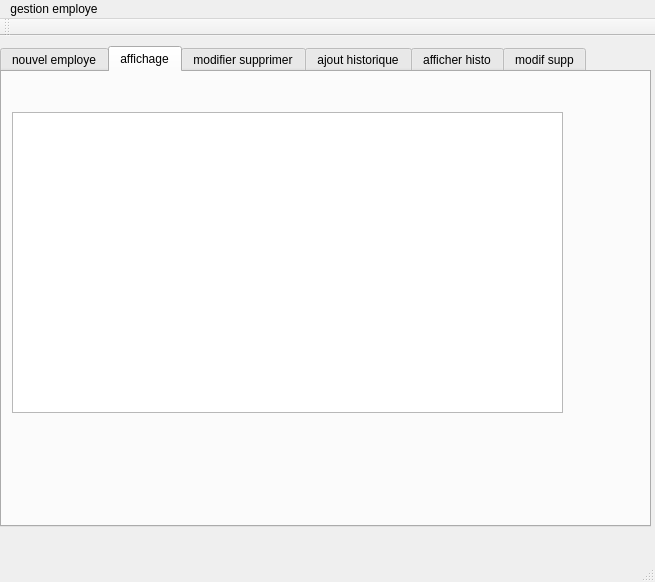
The window that mainwindow.ui (khaledg4g/print-office-c-) describes before a commit, drawn with Qt 5.
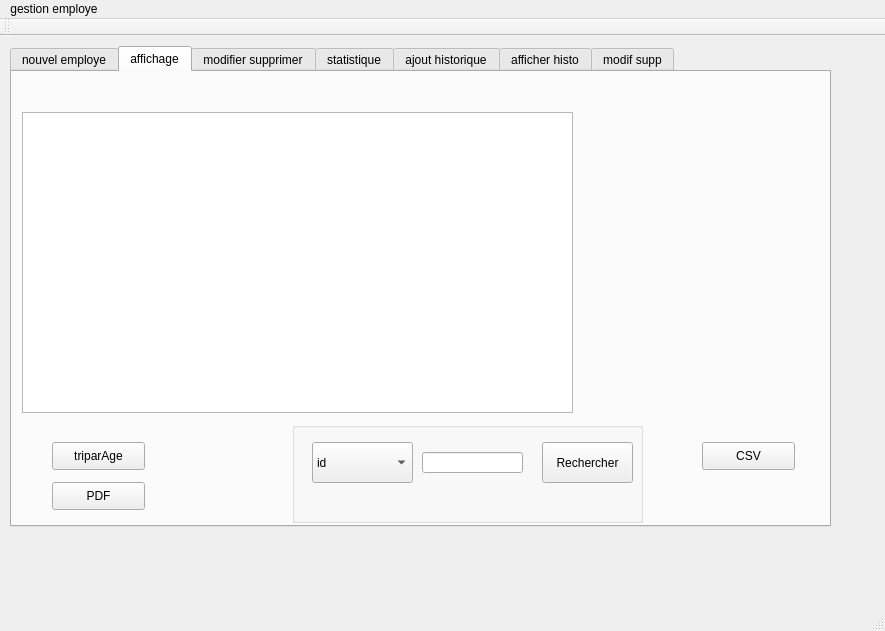
The same window after the commit. The open tabs and pages were chosen to show the change.

Patch:
```diff
--- a/mainwindow.ui
+++ b/mainwindow.ui
@@ -6,8 +6,8 @@
    <rect>
     <x>0</x>
     <y>0</y>
-    <width>655</width>
-    <height>582</height>
+    <width>885</width>
+    <height>631</height>
    </rect>
   </property>
   <property name="windowTitle">
@@ -17,9 +17,9 @@
    <widget class="QTabWidget" name="tabWidget">
     <property name="geometry">
      <rect>
-      <x>0</x>
+      <x>10</x>
       <y>10</y>
-      <width>651</width>
+      <width>821</width>
       <height>481</height>
      </rect>
     </property>
@@ -196,6 +196,106 @@
        </rect>
       </property>
      </widget>
+     <widget class="QPushButton" name="trie_par_age">
+      <property name="geometry">
+       <rect>
+        <x>40</x>
+        <y>370</y>
+        <width>93</width>
+        <height>28</height>
+       </rect>
+      </property>
+      <property name="text">
+       <string>triparAge</string>
+      </property>
+     </widget>
+     <widget class="QGroupBox" name="groupBox_7">
+      <property name="geometry">
+       <rect>
+        <x>280</x>
+        <y>350</y>
+        <width>351</width>
+        <height>101</height>
+       </rect>
+      </property>
+      <property name="title">
+       <string/>
+      </property>
+      <widget class="QComboBox" name="valeur">
+       <property name="geometry">
+        <rect>
+         <x>20</x>
+         <y>20</y>
+         <width>101</width>
+         <height>41</height>
+        </rect>
+       </property>
+       <item>
+        <property name="text">
+         <string>id</string>
+        </property>
+       </item>
+       <item>
+        <property name="text">
+         <string>nom</string>
+        </property>
+       </item>
+       <item>
+        <property name="text">
+         <string>prenom</string>
+        </property>
+       </item>
+      </widget>
+      <widget class="QLineEdit" name="lineEdit_rech">
+       <property name="geometry">
+        <rect>
+         <x>130</x>
+         <y>30</y>
+         <width>101</width>
+         <height>21</height>
+        </rect>
+       </property>
+      </widget>
+      <widget class="QPushButton" name="pushButton_recherchee">
+       <property name="geometry">
+        <rect>
+         <x>250</x>
+         <y>20</y>
+         <width>91</width>
+         <height>41</height>
+        </rect>
+       </property>
+       <property name="text">
+        <string>Rechercher</string>
+       </property>
+      </widget>
+     </widget>
+     <widget class="QPushButton" name="PDF">
+      <property name="geometry">
+       <rect>
+        <x>40</x>
+        <y>410</y>
+        <width>93</width>
+        <height>28</height>
+       </rect>
+      </property>
+      <property name="text">
+       <string>PDF</string>
+      </property>
+     </widget>
+     <widget class="QPushButton" name="CSV">
+      <property name="geometry">
+       <rect>
+        <x>690</x>
+        <y>370</y>
+        <width>93</width>
+        <height>28</height>
+       </rect>
+      </property>
+      <property name="text">
+       <string>CSV</string>
+      </property>
+     </widget>
     </widget>
     <widget class="QWidget" name="tab_3">
      <attribute name="title">
@@ -402,6 +502,21 @@
       </widget>
      </widget>
     </widget>
+    <widget class="QWidget" name="tab_7">
+     <attribute name="title">
+      <string>statistique</string>
+     </attribute>
+     <widget class="QWidget" name="widget" native="true">
+      <property name="geometry">
+       <rect>
+        <x>40</x>
+        <y>29</y>
+        <width>691</width>
+        <height>401</height>
+       </rect>
+      </property>
+     </widget>
+    </widget>
     <widget class="QWidget" name="tab_4">
      <attribute name="title">
       <string>ajout historique</string>
@@ -673,7 +788,7 @@
     <rect>
      <x>0</x>
      <y>0</y>
-     <width>655</width>
+     <width>885</width>
      <height>26</height>
     </rect>
    </property>
```
Left out of the diff: 16 changed lines with no effect on the pictures.
